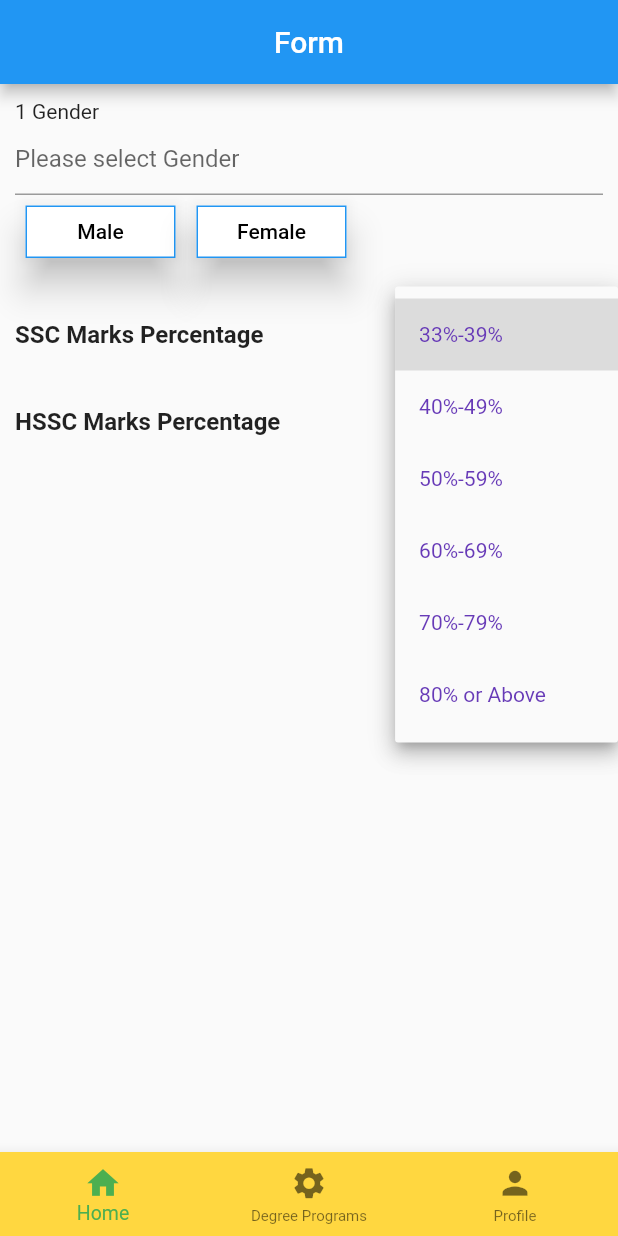
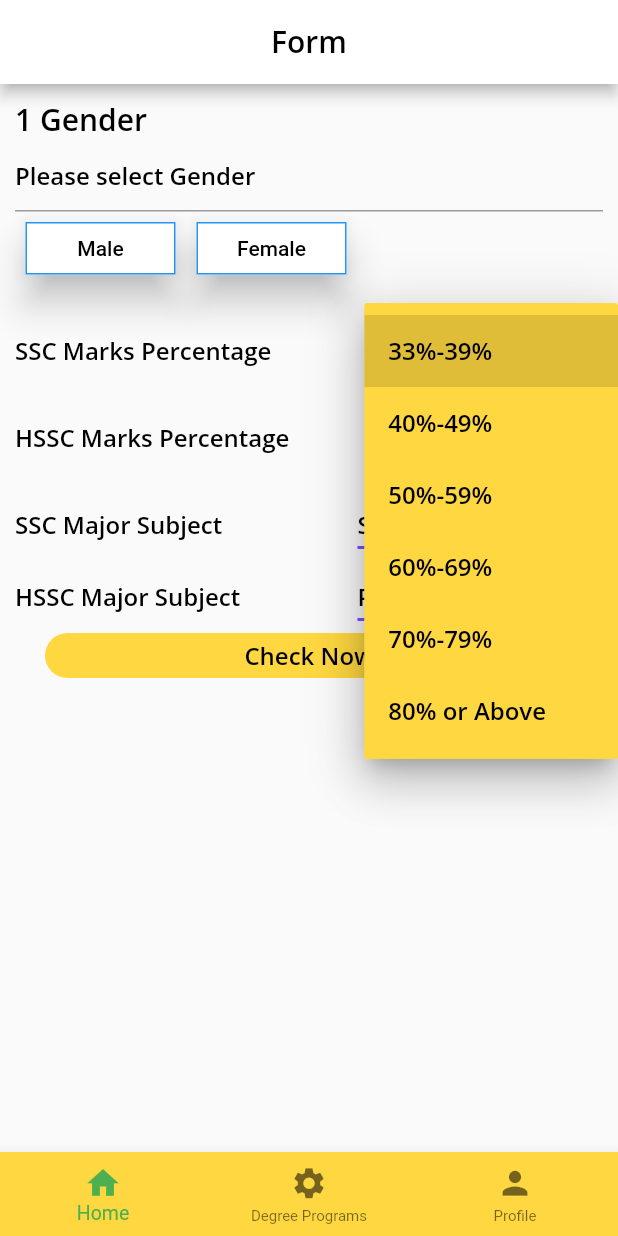
Before and after one commit to hariskhan235/my_fyp_application, a Flutter app: the screen it shows after launch, after a tap on "33%-39%", on a phone screen of 412 x 824 dp. Run offline on Flutter 3.47's test engine with Material 2 defaults, Android fonts, the phone set to English and light mode, and no system bars; drawn by our look-alikes of custom_radio_grouped_button; our stand-ins replace get, google_fonts, group_button.

Commit message:
theme added

```diff
--- a/lib/app/modules/home/controllers/home_controller.dart
+++ b/lib/app/modules/home/controllers/home_controller.dart
@@ -9,11 +9,28 @@ class HomeController extends GetxController {
   var selectedIndex = 0.obs;
   var gender = ''.obs;
   var sscMarks = '33%-39%';
+  var hsscMarks = '33%-39%';
+
+  var sscMajorSubject = 'Science';
+  var hsscMajorSubject = 'Pre-Medical';
 
   final count = 0.obs;
 
-  onChange(String value){
+  onSscMarksChange(String value){
     sscMarks = value;
+    update();
+  }
+  onHSscMarksChange(String value){
+    hsscMarks = value;
+    update();
+  }
+
+  onSscSubjectChange(String value){
+    sscMajorSubject = value;
+    update();
+  }
+  onHSscSubjectChange(String value){
+    hsscMajorSubject = value;
     update();
   }
   void ontap(int index) {
--- /dev/null
+++ b/lib/app/modules/home/views/degreeProgramsTab.dart
@@ -0,0 +1,142 @@
+import 'package:flutter/material.dart';
+import 'package:get/get.dart';
+import 'package:my_app/app/modules/home/controllers/home_controller.dart';
+import 'package:my_app/utils/utils.dart';
+
+class DegreeProgramsTab extends GetView<HomeController> {
+  const DegreeProgramsTab({Key? key}) : super(key: key);
+
+  @override
+  Widget build(BuildContext context) {
+    return Scaffold(
+      appBar: AppBar(
+        title: const FittedBox(child: Text('Recommended Degree Programs')),
+        centerTitle: true,
+      ),
+      body: GridView(
+        scrollDirection: Axis.vertical,
+        gridDelegate:
+            const SliverGridDelegateWithFixedCrossAxisCount(crossAxisCount: 2),
+        children: [
+          Container(
+            margin: const EdgeInsets.all(10),
+            width: 50,
+            height: 50,
+            decoration: decoration,
+            child: const Center(
+              child: Text('Computer Science'),
+            ),
+          ),
+          Container(
+            margin: const EdgeInsets.all(10),
+            width: 50,
+            height: 50,
+            decoration: decoration,
+            child: const Center(
+              child: Text('BBA'),
+            ),
+          ),
+          Container(
+            margin: const EdgeInsets.all(10),
+            width: 50,
+            height: 50,
+            decoration: decoration,
+            child: const Center(
+              child: Text('BS English'),
+            ),
+          ),
+          Container(
+            margin: const EdgeInsets.all(10),
+            width: 50,
+            height: 50,
+            decoration: decoration,
+            child: const Center(
+              child: Text('BS Maths'),
+            ),
+          ),
+          Container(
+            margin: const EdgeInsets.all(10),
+            width: 50,
+            height: 50,
+            decoration: decoration,
+            child: const Center(
+              child: Text('BS Urdu'),
+            ),
+          ),
+          Container(
+            margin: const EdgeInsets.all(10),
+            width: 50,
+            height: 50,
+            decoration: decoration,
+            child: const Center(
+              child: Text('BS Islamiyat'),
+            ),
+          ),
+          Container(
+            margin: const EdgeInsets.all(10),
+            width: 50,
+            height: 50,
+            decoration: decoration,
+            child: const Center(
+              child: Text('Engineering'),
+            ),
+          ),
+          Container(
+            margin: const EdgeInsets.all(10),
+            width: 50,
+            height: 50,
+            decoration: decoration,
+            child: const Center(
+              child: Text('Health Sciences'),
+            ),
+          ),
+          Container(
+            margin: const EdgeInsets.all(10),
+            width: 50,
+            height: 50,
+            decoration: decoration,
+            child: const Center(
+              child: Text('BBA'),
+            ),
+          ),
+          Container(
+            margin: const EdgeInsets.all(10),
+            width: 50,
+            height: 50,
+            decoration: decoration,
+            child: const Center(
+              child: Text('BBA'),
+            ),
+          ),
+          Container(
+            margin: const EdgeInsets.all(10),
+            width: 50,
+            height: 50,
+            decoration: decoration,
+            child: const Center(
+              child: Text('BBA'),
+            ),
+          ),
+          Container(
+            margin: const EdgeInsets.all(10),
+            width: 50,
+            height: 50,
+            decoration: decoration,
+            child: const Center(
+              child: Text('BBA'),
+            ),
+          ),
+          Container(
+            margin: const EdgeInsets.all(10),
+            width: 50,
+            height: 50,
+            decoration: decoration,
+            child: const Center(
+              child: Text('BBA'),
+            ),
+          )
+        ],
+      ),
+    );
+  }
+}
--- a/lib/app/modules/home/views/home_tab.dart
+++ b/lib/app/modules/home/views/home_tab.dart
@@ -13,7 +13,10 @@ class HomeTab extends GetView<HomeController> {
   Widget build(BuildContext context) {
     return Scaffold(
       appBar: AppBar(
-        title: const Text('Form'),
+        title: Text(
+          'Form',
+          style: Theme.of(context).textTheme.headline6,
+        ),
         centerTitle: true,
       ),
       body: SafeArea(
@@ -25,14 +28,17 @@ class HomeTab extends GetView<HomeController> {
                 mainAxisAlignment: MainAxisAlignment.start,
                 crossAxisAlignment: CrossAxisAlignment.start,
                 children: [
-                  const Text('1 Gender'),
-                  //Text(controller.gender.value),
+                  Text(
+                    '1 Gender',
+                    style: Theme.of(context).textTheme.headline6,
+                  ),
                   TextField(
                     readOnly: true,
                     controller: controller.genderController,
-                    decoration: const InputDecoration(
-                      hintText: 'Please select Gender',
-                    ),
+                    decoration: InputDecoration(
+                        hintText: 'Please select Gender',
+                        hintStyle: Theme.of(context).textTheme.headline3),
+                    style: Theme.of(context).textTheme.headline3,
                   ),
                   CustomRadioButton(
                     buttonLables: [male, female],
@@ -51,31 +57,70 @@ class HomeTab extends GetView<HomeController> {
                   const SizedBox(
                     height: 10,
                   ),
-
                   const SizedBox(
                     height: 10,
                   ),
-
                   Row(
                     mainAxisAlignment: MainAxisAlignment.spaceBetween,
                     children: [
-                      const Text(
-                        'SSC Marks Percentage',
-                        style: TextStyle(
-                            fontSize: 16, fontWeight: FontWeight.bold),
-                      ),
+                      Text('SSC Marks Percentage',
+                          style: MediaQuery.of(context).size.width == 320
+                            ? Theme.of(context).textTheme.bodyText1
+                            : Theme.of(context).textTheme.headline3,),
                       DropdownButton<String>(
                         value: controller.sscMarks,
-                        //icon: const Icon(Icons.arrow_downward),
-                        //elevation: 16,
-                        style: const TextStyle(color: Colors.deepPurple),
-                        // underline: Container(
-                        //   width: MediaQuery.of(context).size.width,
-                        //   height: 2,
-                        //   color: Colors.deepPurpleAccent,
-                        // ),
+                        icon: const Icon(Icons.arrow_downward),
+                        elevation: 16,
+                        style: Theme.of(context).textTheme.headline3,
+                        underline: Container(
+                          width: MediaQuery.of(context).size.width,
+                          height: 2,
+                          color: Colors.deepPurpleAccent,
+                        ),
                         onChanged: (String? newValue) {
-                          controller.onChange(newValue.toString());
+                          controller.onSscMarksChange(newValue.toString());
+                        },
+                        items: <String>[
+                          '33%-39%',
+                          '40%-49%',
+                          '50%-59%',
+                          '60%-69%',
+                          '70%-79%',
+                          '80% or Above'
+                        ].map<DropdownMenuItem<String>>(
+                          (String value) {
+                            return DropdownMenuItem<String>(
+                              value: value,
+                              child: Text(value),
+                            );
+                          },
+                        ).toList(),
+                        dropdownColor: Colors.amberAccent,
+                      ),
+                    ],
+                  ),
+                  const SizedBox(
+                    height: 10,
+                  ),
+                  Row(
+                    mainAxisAlignment: MainAxisAlignment.spaceBetween,
+                    children: [
+                      Text('HSSC Marks Percentage',
+                          style: MediaQuery.of(context).size.width == 320
+                            ? Theme.of(context).textTheme.bodyText1
+                            : Theme.of(context).textTheme.headline3,),
+                      DropdownButton<String>(
+                        value: controller.hsscMarks,
+                        icon: const Icon(Icons.arrow_downward),
+                        elevation: 16,
+                        style: Theme.of(context).textTheme.headline3,
+                        underline: Container(
+                          width: MediaQuery.of(context).size.width,
+                          height: 2,
+                          color: Colors.deepPurpleAccent,
+                        ),
+                        onChanged: (String? newValue) {
+                          controller.onHSscMarksChange(newValue.toString());
                         },
                         items: <String>[
                           '33%-39%',
@@ -95,35 +140,33 @@ class HomeTab extends GetView<HomeController> {
                       ),
                     ],
                   ),
-                  const SizedBox(height: 10,),
-                   Row(
+                  const SizedBox(
+                    height: 10,
+                  ),
+                  Row(
                     mainAxisAlignment: MainAxisAlignment.spaceBetween,
                     children: [
-                      const Text(
-                        'HSSC Marks Percentage',
-                        style: TextStyle(
-                            fontSize: 16, fontWeight: FontWeight.bold),
-                      ),
+                      Text('SSC Major Subject',
+                          style: MediaQuery.of(context).size.width == 320
+                            ? Theme.of(context).textTheme.bodyText1
+                            : Theme.of(context).textTheme.headline3),
                       DropdownButton<String>(
-                        value: controller.sscMarks,
-                        //icon: const Icon(Icons.arrow_downward),
-                        //elevation: 16,
-                        style: const TextStyle(color: Colors.deepPurple),
-                        // underline: Container(
-                        //   width: MediaQuery.of(context).size.width,
-                        //   height: 2,
-                        //   color: Colors.deepPurpleAccent,
-                        // ),
+                        value: controller.sscMajorSubject,
+                        icon: const Icon(Icons.arrow_downward),
+                        elevation: 16,
+                        style: Theme.of(context).textTheme.headline3,
+                        underline: Container(
+                          width: MediaQuery.of(context).size.width,
+                          height: 2,
+                          color: Colors.deepPurpleAccent,
+                        ),
                         onChanged: (String? newValue) {
-                          controller.onChange(newValue.toString());
+                          controller.onSscSubjectChange(newValue.toString());
                         },
                         items: <String>[
-                          '33%-39%',
-                          '40%-49%',
-                          '50%-59%',
-                          '60%-69%',
-                          '70%-79%',
-                          '80% or Above'
+                          'Science',
+                          'Computer Science',
+                          'Arts',
                         ].map<DropdownMenuItem<String>>(
                           (String value) {
                             return DropdownMenuItem<String>(
@@ -135,6 +178,82 @@ class HomeTab extends GetView<HomeController> {
                       ),
                     ],
                   ),
+                  // const SizedBox(
+                  //   height: 5,
+                  // ),
+                  Row(
+                    mainAxisAlignment: MainAxisAlignment.spaceBetween,
+                    children: [
+                      Text(
+                        'HSSC Major Subject',
+                        style: MediaQuery.of(context).size.width == 320
+                            ? Theme.of(context).textTheme.bodyText1
+                            : Theme.of(context).textTheme.headline3,
+                      ),
+                      DropdownButton<String>(
+                        value: controller.hsscMajorSubject,
+                        icon: const Icon(Icons.arrow_downward),
+                        elevation: 16,
+                        style: Theme.of(context).textTheme.headline3,
+                        underline: Container(
+                          width: MediaQuery.of(context).size.width,
+                          height: 2,
+                          color: Colors.deepPurpleAccent,
+                        ),
+                        onChanged: (String? newValue) {
+                          controller.onHSscSubjectChange(newValue.toString());
+                        },
+                        items: <String>[
+                          'Pre-Medical',
+                          'Pre-Engineering',
+                          'Computer Science',
+                        ].map<DropdownMenuItem<String>>(
+                          (String value) {
+                            return DropdownMenuItem<String>(
+                              value: value,
+                              child: Text(value),
+                            );
+                          },
+                        ).toList(),
+                      ),
+                    ],
+                  ),
+                  InkWell(
+                    onTap: () {
+                      print(MediaQuery.of(context).size.width);
+                      Get.dialog(
+                        AlertDialog(
+                          title: const Text('Degree Program'),
+                          content: const Text('Best Suits Your Record'),
+                          actions: [
+                            TextButton(
+                                onPressed: () {
+                                  Get.back();
+                                },
+                                child: const Text('Ok'))
+                          ],
+                        ),
+                      );
+                    },
+                    child: Container(
+                      margin: const EdgeInsets.only(left: 20.0, right: 20.0),
+                      // padding: const EdgeInsets.only(bottom: 10.0),
+                      decoration: const BoxDecoration(
+                        color: Colors.amberAccent,
+                        borderRadius: BorderRadius.all(
+                          Radius.circular(20),
+                        ),
+                      ),
+                      width: MediaQuery.of(context).size.width,
+                      height: 30,
+                      child: Center(
+                        child: Text(
+                          'Check Now',
+                          style: Theme.of(context).textTheme.headline3,
+                        ),
+                      ),
+                    ),
+                  ),
                 ],
               ),
             ),
--- a/lib/app/modules/home/views/home_view.dart
+++ b/lib/app/modules/home/views/home_view.dart
@@ -1,6 +1,7 @@
 import 'package:flutter/material.dart';
 import 'package:get/get.dart';
 import 'package:my_app/app/modules/home/controllers/home_controller.dart';
+import 'package:my_app/app/modules/home/views/degreeProgramsTab.dart';
 import 'package:my_app/app/modules/home/views/home_tab.dart';
 
 class HomeView extends StatefulWidget {
@@ -23,9 +24,7 @@ class _HomeViewState extends State<HomeView> {
                 index: controller.selectedIndex.value,
                 children: [
                   HomeTab(),
-                  const Scaffold(
-                    body: Center(),
-                  ),
+                  const DegreeProgramsTab(),
                   const Text('Index 2 Profile'),
                 ],
               ),
@@ -35,7 +34,7 @@ class _HomeViewState extends State<HomeView> {
             iconSize: 25,
             selectedFontSize: 13,
             unselectedFontSize: 10,
-            selectedItemColor: Colors.green,
+            selectedItemColor: Theme.of(context).textSelectionTheme.selectionColor,
             backgroundColor: Colors.amberAccent,
             items: const [
               BottomNavigationBarItem(icon: Icon(Icons.home), label: 'Home'),
--- /dev/null
+++ b/lib/app/theme/my_app_theme.dart
@@ -0,0 +1,101 @@
+import 'package:flutter/material.dart';
+import 'package:google_fonts/google_fonts.dart';
+
+class MyAppTheme {
+  static TextTheme lightTextTheme = TextTheme(
+    bodyText1: GoogleFonts.openSans(
+      fontSize: 14.0,
+      fontWeight: FontWeight.w700,
+      color: Colors.black,
+    ),
+    headline1: GoogleFonts.openSans(
+      fontSize: 32.0,
+      fontWeight: FontWeight.bold,
+      color: Colors.black,
+    ),
+    headline2: GoogleFonts.openSans(
+      fontSize: 21.0,
+      fontWeight: FontWeight.w700,
+      color: Colors.black,
+    ),
+    headline3: GoogleFonts.openSans(
+      fontSize: 16.0,
+      fontWeight: FontWeight.w600,
+      color: Colors.black,
+    ),
+    headline6: GoogleFonts.openSans(
+      fontSize: 20.0,
+      fontWeight: FontWeight.w600,
+      color: Colors.black,
+    ),
+  );
+
+  static TextTheme darkTextTheme = TextTheme(
+    bodyText1: GoogleFonts.openSans(
+      fontSize: 14.0,
+      fontWeight: FontWeight.w700,
+      color: Colors.white,
+    ),
+    headline1: GoogleFonts.openSans(
+      fontSize: 32.0,
+      fontWeight: FontWeight.bold,
+      color: Colors.white,
+    ),
+    headline2: GoogleFonts.openSans(
+      fontSize: 21.0,
+      fontWeight: FontWeight.w700,
+      color: Colors.white,
+    ),
+    headline3: GoogleFonts.openSans(
+      fontSize: 16.0,
+      fontWeight: FontWeight.w600,
+      color: Colors.white,
+    ),
+    headline6: GoogleFonts.openSans(
+      fontSize: 20.0,
+      fontWeight: FontWeight.w600,
+      color: Colors.white,
+    ),
+  );
+
+  static ThemeData light() {
+    return ThemeData(
+      brightness: Brightness.light,
+      checkboxTheme: CheckboxThemeData(
+        fillColor: MaterialStateColor.resolveWith((states) {
+          return Colors.black;
+        }),
+      ),
+      appBarTheme: const AppBarTheme(
+        foregroundColor: Colors.black,
+        backgroundColor: Colors.white,
+      ),
+      floatingActionButtonTheme: const FloatingActionButtonThemeData(
+        foregroundColor: Colors.white,
+        backgroundColor: Colors.black,
+      ),
+      bottomNavigationBarTheme: const BottomNavigationBarThemeData(
+        selectedItemColor: Colors.green,
+      ),
+      textTheme: lightTextTheme,
+    );
+  }
+
+  static ThemeData dark() {
+    return ThemeData(
+      brightness: Brightness.dark,
+      appBarTheme: AppBarTheme(
+        foregroundColor: Colors.white,
+        backgroundColor: Colors.grey[900],
+      ),
+      floatingActionButtonTheme: const FloatingActionButtonThemeData(
+        foregroundColor: Colors.white,
+        backgroundColor: Colors.green,
+      ),
+      bottomNavigationBarTheme: const BottomNavigationBarThemeData(
+        selectedItemColor: Colors.green,
+      ),
+      textTheme: darkTextTheme,
+    );
+  }
+}
--- a/lib/main.dart
+++ b/lib/main.dart
@@ -1,6 +1,7 @@
 import 'dart:io';
 import 'package:flutter/material.dart';
 import 'package:get/get.dart';
+import 'package:my_app/app/theme/my_app_theme.dart';
 import 'app/routes/app_pages.dart';
 
 void main() {
@@ -8,6 +9,8 @@ void main() {
     Platform.isIOS
         ? const GetCupertinoApp()
         : GetMaterialApp(
+            theme: MyAppTheme.light(),
+            darkTheme: MyAppTheme.dark(),
             debugShowCheckedModeBanner: false,
             title: "Application",
             initialRoute: AppPages.INITIAL,
--- a/lib/utils/utils.dart
+++ b/lib/utils/utils.dart
@@ -1,3 +1,6 @@
+import 'package:flutter/cupertino.dart';
+import 'package:flutter/material.dart';
+
 var male = 'Male';
   var female = 'Female';
 
@@ -10,3 +13,11 @@ var male = 'Male';
 
 
   enum SscMarksPercentage {SSCOne, SSCTwo,SSCThree,SSCFour,SSCFive,SSCSix}
+
+
+  BoxDecoration decoration = const BoxDecoration(
+     borderRadius: BorderRadius.all(
+                Radius.circular(20),
+              ),
+                  color: Colors.amberAccent,
+  );
--- a/pubspec.yaml
+++ b/pubspec.yaml
@@ -12,6 +12,7 @@ dependencies:
     sdk: flutter
   get: 4.6.5
   get_cli: ^1.8.1
+  google_fonts: ^3.0.1
   group_button: ^5.0.1
 
 dev_dependencies:
```
Also changed, not shown: lib/app/modules/home/views/settingsTab.dart (added), pubspec.lock, 1 other file.
